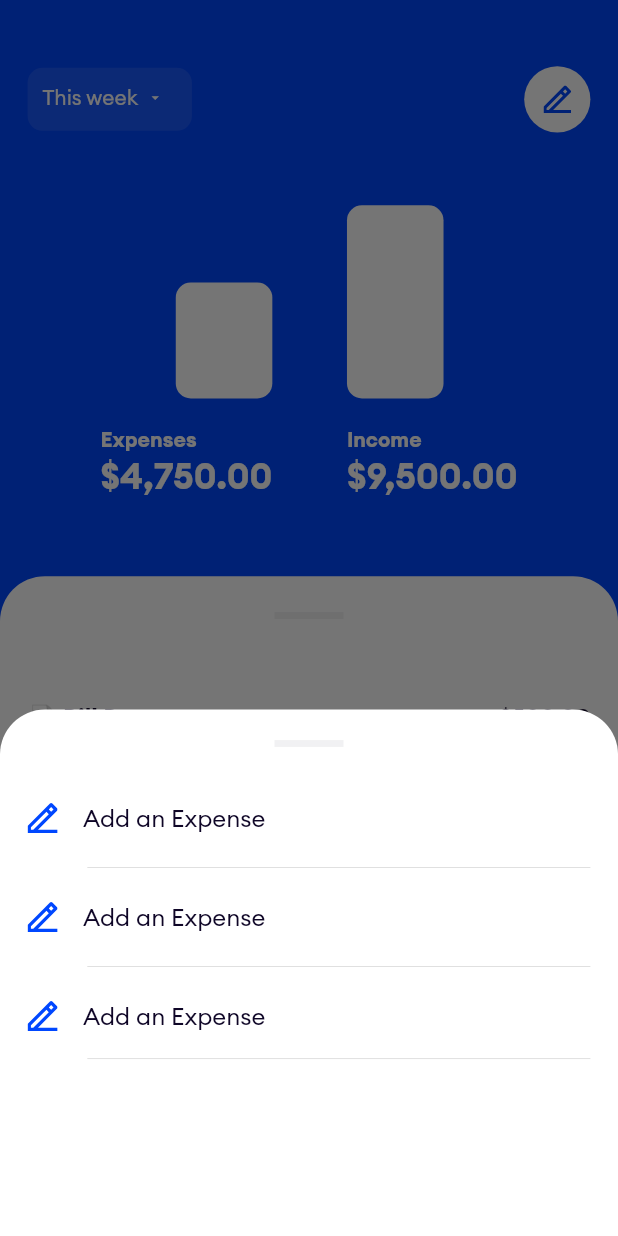
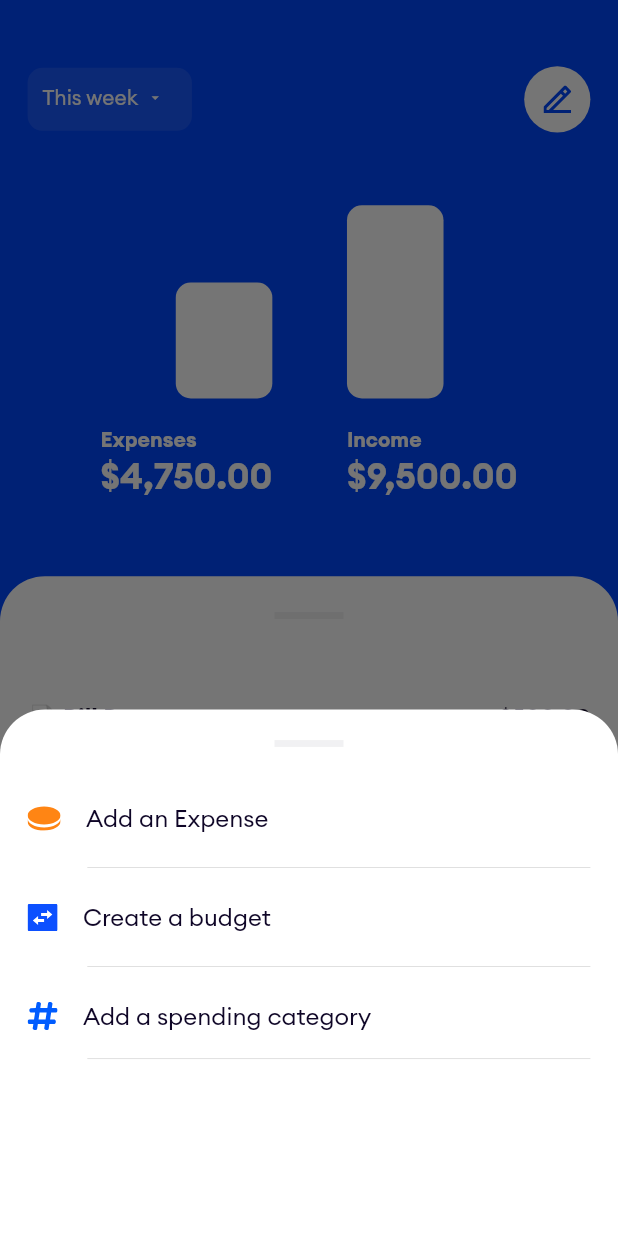
Before and after one commit to Yczar/Xafe, a Flutter app: the screen it shows after launch, after a tap on an icon or button, on a phone screen of 412 x 824 dp. Run offline on Flutter 3.47's test engine with Material 2 defaults, Android fonts, the phone set to English and light mode, and no system bars; our stand-ins replace firebase_core, flutter_svg, stacked; accounts and stored records are empty; project files that could hold a hidden picture were left out.

Commit message:
Modified the home screen viewmodel

```diff
--- a/lib/app/home/presentation/logic/viewmodels/home_screen_viewmodel.dart
+++ b/lib/app/home/presentation/logic/viewmodels/home_screen_viewmodel.dart
@@ -35,30 +35,41 @@ class HomeScreenViewModel extends ChangeNotifier {
                   ),
                 ),
                 const YMargin(40.66),
-                BottomSheetItem(),
+                const BottomSheetItem(
+                  svgPath: kAddExpenseIcon,
+                  title: 'Add an Expense',
+                ),
                 Padding(
-                  padding: context.insetsOnly(left: 40.0, top: 25,),
+                  padding: context.insetsOnly(
+                    left: 40.0,
+                    top: 25,
+                  ),
                   child: const Divider(
                     height: 0,
                   ),
                 ),
                 const YMargin(25),
-                BottomSheetItem(),
+                const BottomSheetItem(
+                  title: 'Create a budget',
+                  svgPath: kCreateBudgetIcon,
+                ),
                 Padding(
                   padding: context.insetsOnly(left: 40.0, top: 25),
                   child: const Divider(
                     height: 0,
                   ),
                 ),
-                 const YMargin(25),
-                BottomSheetItem(),
+                const YMargin(25),
+                const BottomSheetItem(
+                  title: 'Add a spending category',
+                  svgPath: kAddSpendingIcon,
+                ),
                 Padding(
                   padding: context.insetsOnly(left: 40.0, top: 20),
                   child: const Divider(
                     height: 0,
                   ),
                 ),
-
                 const YMargin(128.62),
               ],
             ),
@@ -70,15 +81,24 @@ class HomeScreenViewModel extends ChangeNotifier {
 }
 
 class BottomSheetItem extends StatelessWidget {
+  const BottomSheetItem({
+    Key key,
+    this.svgPath,
+    this.title,
+  }) : super(key: key);
+
+  final String svgPath;
+  final String title;
+
   @override
   Widget build(BuildContext context) {
     return Row(
       children: [
-        SvgPicture.asset(kPenIcon),
+        SvgPicture.asset(svgPath),
         const XMargin(17),
-        const Text(
-          'Add an Expense',
-          style: TextStyle(
+        Text(
+          title,
+          style: const TextStyle(
             color: kColorAppBlack,
             fontSize: 16,
             fontWeight: FontWeight.w400,
--- a/lib/src/res/values/assets/svgs/svgs.dart
+++ b/lib/src/res/values/assets/svgs/svgs.dart
@@ -18,5 +18,5 @@ const String kCategoryIcon = '$_mainScreenSvgDir/category_icon.svg';
 ///
 const String kPenIcon = '$_homeScreenSvgDir/pen_icon.svg';
 const String kAddExpenseIcon = '$_homeScreenSvgDir/add_expense_icon.svg';
-const String CreateBudgetIcon = '$_homeScreenSvgDir/create_budget_icon.svg';
-const String AddSpendingIcon = '$_homeScreenSvgDir/add_spending_category_icon.svg';
+const String kCreateBudgetIcon = '$_homeScreenSvgDir/create_budget_icon.svg';
+const String kAddSpendingIcon = '$_homeScreenSvgDir/add_spending_category_icon.svg';
```
